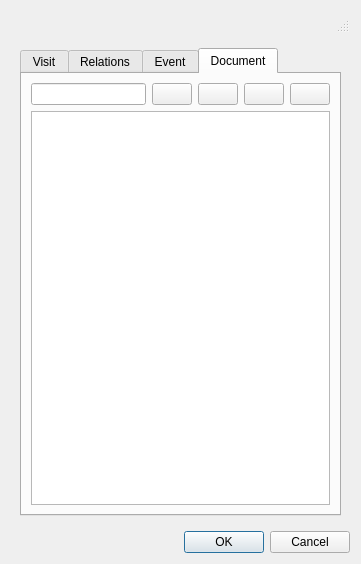
The window that ui/add_visit.ui (bgeo-gis/treemanage_qgis_pluggin) describes before a commit, drawn with Qt 5.
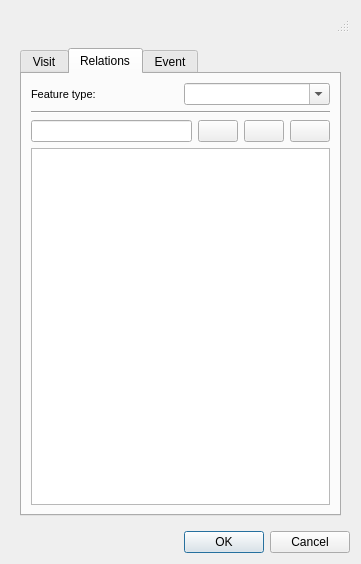
The same window after the commit. Icons and pictures are not drawn.

Patch:
```diff
--- a/ui/add_visit.ui
+++ b/ui/add_visit.ui
@@ -23,7 +23,7 @@
       <item>
        <widget class="QTabWidget" name="tab_widget">
         <property name="currentIndex">
-         <number>3</number>
+         <number>1</number>
         </property>
         <widget class="QWidget" name="VisitTab">
          <attribute name="title">
@@ -717,71 +717,6 @@
           </item>
          </layout>
         </widget>
-        <widget class="QWidget" name="DocumentTab">
-         <attribute name="title">
-          <string>Document</string>
-         </attribute>
-         <layout class="QVBoxLayout" name="verticalLayout_6">
-          <item>
-           <layout class="QHBoxLayout" name="horizontalLayout_14">
-            <item>
-             <widget class="QLineEdit" name="doc_id"/>
-            </item>
-            <item>
-             <widget class="QPushButton" name="btn_doc_insert">
-              <property name="text">
-               <string/>
-              </property>
-              <property name="icon">
-               <iconset>
-                <normaloff>../icons/111.png</normaloff>../icons/111.png</iconset>
-              </property>
-             </widget>
-            </item>
-            <item>
-             <widget class="QPushButton" name="btn_doc_delete">
-              <property name="text">
-               <string/>
-              </property>
-              <property name="icon">
-               <iconset>
-                <normaloff>../icons/112.png</normaloff>../icons/112.png</iconset>
-              </property>
-             </widget>
-            </item>
-            <item>
-             <widget class="QPushButton" name="btn_doc_new">
-              <property name="text">
-               <string/>
-              </property>
-              <property name="icon">
-               <iconset>
-                <normaloff>../icons/34.png</normaloff>../icons/34.png</iconset>
-              </property>
-             </widget>
-            </item>
-            <item>
-             <widget class="QPushButton" name="btn_open_doc">
-              <property name="text">
-               <string/>
-              </property>
-              <property name="icon">
-               <iconset>
-                <normaloff>../icons/170.png</normaloff>../icons/170.png</iconset>
-              </property>
-             </widget>
-            </item>
-           </layout>
-          </item>
-          <item>
-           <widget class="QTableView" name="tbl_document">
-            <property name="enabled">
-             <bool>true</bool>
-            </property>
-           </widget>
-          </item>
-         </layout>
-        </widget>
        </widget>
       </item>
      </layout>
```
